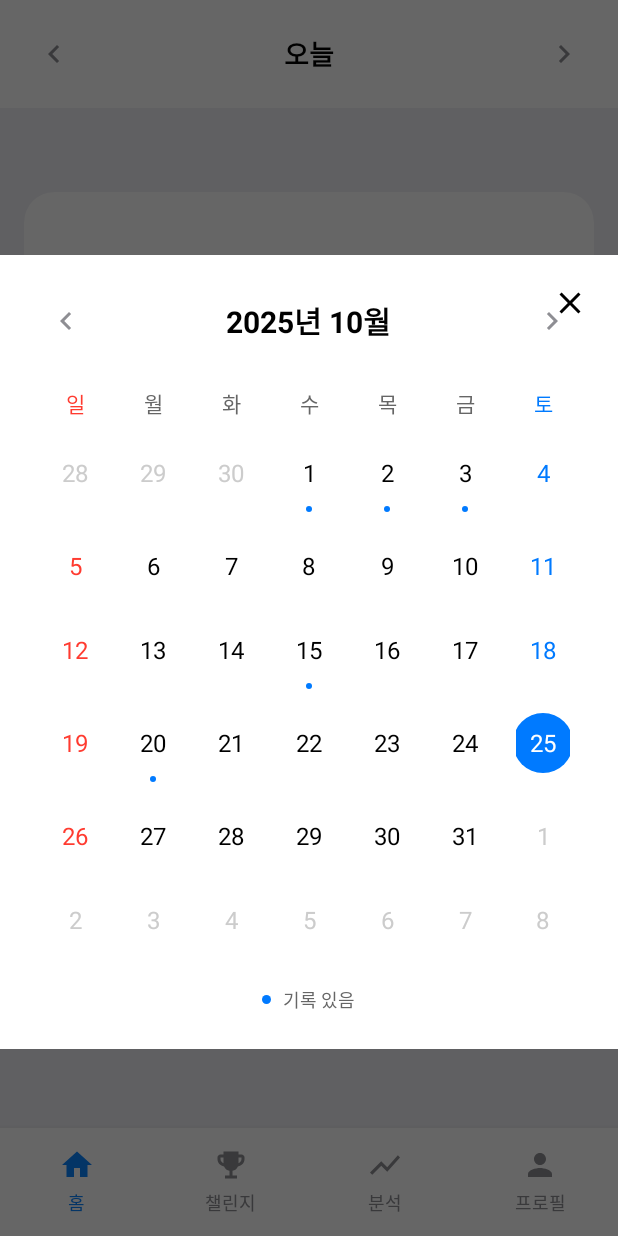
After one commit to lukehemmin/AI_DIET_APP, an Android app: the fragment CalendarDialog placed in its activity, on a phone screen of 412 x 824 dp. The commit adds this screen. Run offline under Robolectric (Android 15) with nearby library versions, the phone set to English and light mode, and no system bars.

Commit message:
feat: 날짜 네비게이션 및 달력 다이얼로그 구현
- CalendarDialog로 월별 달력 표시 및 날짜 선택 기능
- 이전/다음 날짜 이동 버튼과 오늘로 이동 기능
- 날짜 텍스트 길게 누르면 달력 다이얼로그 표시
- 기록 있는 날짜에 파란색 점으로 시각적 표시
- 요일별 색상 구분 (일/토 색상 강조) 및 오늘 하이라이트
- 한국어 날짜 포맷팅으로 현지화 개선

Resolves #날짜_네비게이션_기능

```diff
--- /dev/null
+++ b/app/src/main/java/com/lukehemmin/ai_diet_app/CalendarDialog.java
@@ -0,0 +1,256 @@
+package com.lukehemmin.ai_diet_app;
+
+import android.app.Dialog;
+import android.graphics.Color;
+import android.graphics.drawable.ColorDrawable;
+import android.os.Bundle;
+import android.view.LayoutInflater;
+import android.view.View;
+import android.view.ViewGroup;
+import android.widget.ImageButton;
+import android.widget.LinearLayout;
+import android.widget.TextView;
+
+import androidx.annotation.NonNull;
+import androidx.annotation.Nullable;
+import androidx.fragment.app.DialogFragment;
+
+import java.text.SimpleDateFormat;
+import java.util.Calendar;
+import java.util.HashSet;
+import java.util.Locale;
+import java.util.Set;
+
+public class CalendarDialog extends DialogFragment {
+
+    private TextView tvMonthYear;
+    private LinearLayout calendarGrid;
+    private Calendar currentCalendar;
+    private Calendar today;
+
+    // 테스트: 기록이 있는 날짜들 (나중에 DB에서 가져올 예정)
+    private Set<String> datesWithRecords = new HashSet<>();
+
+    // 날짜 선택 리스너
+    public interface OnDateSelectedListener {
+        void onDateSelected(Calendar selectedDate);
+    }
+
+    private OnDateSelectedListener listener;
+
+    public void setOnDateSelectedListener(OnDateSelectedListener listener) {
+        this.listener = listener;
+    }
+
+    @Override
+    public void onCreate(@Nullable Bundle savedInstanceState) {
+        super.onCreate(savedInstanceState);
+        setStyle(DialogFragment.STYLE_NORMAL, android.R.style.Theme_Material_Light_Dialog);
+    }
+
+    @Nullable
+    @Override
+    public View onCreateView(@NonNull LayoutInflater inflater, @Nullable ViewGroup container, @Nullable Bundle savedInstanceState) {
+        View view = inflater.inflate(R.layout.dialog_calendar, container, false);
+
+        currentCalendar = Calendar.getInstance();
+        today = Calendar.getInstance();
+
+        // 테스트 데이터: 기록이 있는 날짜들
+        initTestData();
+
+        initViews(view);
+        setupListeners();
+        updateCalendar();
+
+        return view;
+    }
+
+    @Override
+    public void onStart() {
+        super.onStart();
+        Dialog dialog = getDialog();
+        if (dialog != null) {
+            // 다이얼로그 배경을 투명하게 설정
+            if (dialog.getWindow() != null) {
+                dialog.getWindow().setBackgroundDrawable(new ColorDrawable(Color.TRANSPARENT));
+                dialog.getWindow().setLayout(
+                        ViewGroup.LayoutParams.MATCH_PARENT,
+                        ViewGroup.LayoutParams.WRAP_CONTENT
+                );
+            }
+        }
+    }
+
+    private void initTestData() {
+        // 테스트: 몇 개의 날짜에 기록이 있다고 가정
+        Calendar testCal = Calendar.getInstance();
+        SimpleDateFormat sdf = new SimpleDateFormat("yyyy-MM-dd", Locale.getDefault());
+
+        // 10월 1, 2, 3, 15, 20일에 기록이 있다고 가정
+        testCal.set(2025, Calendar.OCTOBER, 1);
+        datesWithRecords.add(sdf.format(testCal.getTime()));
+
+        testCal.set(2025, Calendar.OCTOBER, 2);
+        datesWithRecords.add(sdf.format(testCal.getTime()));
+
+        testCal.set(2025, Calendar.OCTOBER, 3);
+        datesWithRecords.add(sdf.format(testCal.getTime()));
+
+        testCal.set(2025, Calendar.OCTOBER, 15);
+        datesWithRecords.add(sdf.format(testCal.getTime()));
+
+        testCal.set(2025, Calendar.OCTOBER, 20);
+        datesWithRecords.add(sdf.format(testCal.getTime()));
+    }
+
+    private void initViews(View view) {
+        tvMonthYear = view.findViewById(R.id.tvMonthYear);
+        calendarGrid = view.findViewById(R.id.calendarGrid);
+
+        ImageButton btnPrevMonth = view.findViewById(R.id.btnPrevMonth);
+        ImageButton btnNextMonth = view.findViewById(R.id.btnNextMonth);
+        ImageButton btnClose = view.findViewById(R.id.btnClose);
+
+        btnPrevMonth.setOnClickListener(v -> {
+            currentCalendar.add(Calendar.MONTH, -1);
+            updateCalendar();
+        });
+
+        btnNextMonth.setOnClickListener(v -> {
+            currentCalendar.add(Calendar.MONTH, 1);
+            updateCalendar();
+        });
+
+        btnClose.setOnClickListener(v -> dismiss());
+    }
+
+    private void setupListeners() {
+        // 리스너는 날짜 클릭 시 처리
+    }
+
+    private void updateCalendar() {
+        // 월/년 표시 업데이트
+        SimpleDateFormat monthYearFormat = new SimpleDateFormat("yyyy년 M월", Locale.KOREAN);
+        tvMonthYear.setText(monthYearFormat.format(currentCalendar.getTime()));
+
+        // 기존 날짜 그리드 초기화
+        calendarGrid.removeAllViews();
+
+        // 달력 그리드 생성
+        generateCalendarGrid();
+    }
+
+    private void generateCalendarGrid() {
+        Calendar cal = (Calendar) currentCalendar.clone();
+        cal.set(Calendar.DAY_OF_MONTH, 1);
+
+        int firstDayOfWeek = cal.get(Calendar.DAY_OF_WEEK); // 1 = 일요일
+        int daysInMonth = cal.getActualMaximum(Calendar.DAY_OF_MONTH);
+
+        // 이전 달로 이동하여 마지막 날 가져오기
+        Calendar prevMonth = (Calendar) cal.clone();
+        prevMonth.add(Calendar.MONTH, -1);
+        int daysInPrevMonth = prevMonth.getActualMaximum(Calendar.DAY_OF_MONTH);
+
+        // 총 6주 (42일) 표시
+        int totalCells = 42;
+        int currentDay = 1;
+        int nextMonthDay = 1;
+
+        SimpleDateFormat sdf = new SimpleDateFormat("yyyy-MM-dd", Locale.getDefault());
+
+        for (int week = 0; week < 6; week++) {
+            LinearLayout weekRow = new LinearLayout(requireContext());
+            weekRow.setLayoutParams(new LinearLayout.LayoutParams(
+                    LinearLayout.LayoutParams.MATCH_PARENT,
+                    LinearLayout.LayoutParams.WRAP_CONTENT
+            ));
+            weekRow.setOrientation(LinearLayout.HORIZONTAL);
+
+            for (int day = 0; day < 7; day++) {
+                int cellIndex = week * 7 + day;
+
+                View dayView = LayoutInflater.from(requireContext())
+                        .inflate(R.layout.item_calendar_day, weekRow, false);
+
+                TextView tvDay = dayView.findViewById(R.id.tvDay);
+                View vRecordIndicator = dayView.findViewById(R.id.vRecordIndicator);
+
+                int displayDay;
+                boolean isCurrentMonth = false;
+                boolean isToday = false;
+                Calendar cellCalendar = Calendar.getInstance();
+
+                // 이전 달 날짜
+                if (cellIndex < firstDayOfWeek - 1) {
+                    displayDay = daysInPrevMonth - (firstDayOfWeek - 2 - cellIndex);
+                    cellCalendar.set(prevMonth.get(Calendar.YEAR),
+                            prevMonth.get(Calendar.MONTH),
+                            displayDay);
+                    tvDay.setTextColor(Color.parseColor("#CCCCCC"));
+                }
+                // 현재 달 날짜
+                else if (currentDay <= daysInMonth) {
+                    displayDay = currentDay;
+                    cellCalendar.set(cal.get(Calendar.YEAR),
+                            cal.get(Calendar.MONTH),
+                            displayDay);
+                    isCurrentMonth = true;
+
+                    // 오늘인지 확인
+                    if (cal.get(Calendar.YEAR) == today.get(Calendar.YEAR) &&
+                            cal.get(Calendar.MONTH) == today.get(Calendar.MONTH) &&
+                            displayDay == today.get(Calendar.DAY_OF_MONTH)) {
+                        isToday = true;
+                        tvDay.setBackgroundResource(R.drawable.bg_calendar_today);
+                        tvDay.setTextColor(Color.WHITE);
+                    } else {
+                        // 요일별 색상 적용
+                        if (day == 0) { // 일요일
+                            tvDay.setTextColor(Color.parseColor("#FF3B30"));
+                        } else if (day == 6) { // 토요일
+                            tvDay.setTextColor(Color.parseColor("#007AFF"));
+                        } else {
+                            tvDay.setTextColor(Color.BLACK);
+                        }
+                    }
+
+                    currentDay++;
+                }
+                // 다음 달 날짜
+                else {
+                    displayDay = nextMonthDay;
+                    Calendar nextMonth = (Calendar) cal.clone();
+                    nextMonth.add(Calendar.MONTH, 1);
+                    cellCalendar.set(nextMonth.get(Calendar.YEAR),
+                            nextMonth.get(Calendar.MONTH),
+                            displayDay);
+                    tvDay.setTextColor(Color.parseColor("#CCCCCC"));
+                    nextMonthDay++;
+                }
+
+                tvDay.setText(String.valueOf(displayDay));
+
+                // 기록 표시 확인
+                String dateKey = sdf.format(cellCalendar.getTime());
+                if (datesWithRecords.contains(dateKey)) {
+                    vRecordIndicator.setVisibility(View.VISIBLE);
+                }
+
+                // 날짜 클릭 리스너
+                final Calendar finalCellCalendar = (Calendar) cellCalendar.clone();
+                dayView.setOnClickListener(v -> {
+                    if (listener != null) {
+                        listener.onDateSelected(finalCellCalendar);
+                    }
+                    dismiss();
+                });
+
+                weekRow.addView(dayView);
+            }
+
+            calendarGrid.addView(weekRow);
+        }
+    }
+}
--- a/app/src/main/java/com/lukehemmin/ai_diet_app/MainActivity.java
+++ b/app/src/main/java/com/lukehemmin/ai_diet_app/MainActivity.java
@@ -34,6 +34,9 @@ public class MainActivity extends AppCompatActivity {
     // 데이터 상태 (테스트용)
     private boolean hasData = false; // 기본값: 빈 상태
 
+    // 날짜 관리
+    private Calendar selectedDate;
+
     // 이미지 선택을 위한 ActivityResultLauncher
     private ActivityResultLauncher<Intent> imagePickerLauncher;
 
@@ -53,10 +56,13 @@ public class MainActivity extends AppCompatActivity {
             return insets;
         });
 
+        selectedDate = Calendar.getInstance(); // 오늘 날짜로 초기화
+
         setupImagePicker();
         setupFoodAnalysisLauncher();
         initViews();
         setupListeners();
+        setupDateClickListeners();
         updateUI();
     }
 
@@ -110,11 +116,13 @@ public class MainActivity extends AppCompatActivity {
         ImageButton btnNextDay = findViewById(R.id.btnNextDay);
 
         btnPrevDay.setOnClickListener(v -> {
-            Toast.makeText(this, "이전 날짜", Toast.LENGTH_SHORT).show();
+            selectedDate.add(Calendar.DAY_OF_MONTH, -1);
+            updateUI();
         });
 
         btnNextDay.setOnClickListener(v -> {
-            Toast.makeText(this, "다음 날짜", Toast.LENGTH_SHORT).show();
+            selectedDate.add(Calendar.DAY_OF_MONTH, 1);
+            updateUI();
         });
 
         // 사진 추가 버튼 (빈 상태)
@@ -166,23 +174,37 @@ public class MainActivity extends AppCompatActivity {
     }
 
     private void updateUI() {
+        // 날짜 표시 업데이트
+        updateDateDisplay();
+
         // 데이터 유무에 따라 UI 전환
         if (hasData) {
             // 데이터가 있을 때
             emptyStateLayout.setVisibility(View.GONE);
             dataStateLayout.setVisibility(View.VISIBLE);
-            tvDate.setText("10월 2일 목요일");
         } else {
             // 데이터가 없을 때
             emptyStateLayout.setVisibility(View.VISIBLE);
             dataStateLayout.setVisibility(View.GONE);
-            tvDate.setText("오늘");
 
-            // 빈 상태 메시지에 오늘 날짜 표시
-            String formattedDate = getCurrentDateString();
+            // 빈 상태 메시지에 선택된 날짜 표시
+            String formattedDate = getFormattedDate(selectedDate);
             String message = getString(R.string.no_record_message, formattedDate);
             tvEmptyMessage.setText(message);
         }
+    }
+
+    private void updateDateDisplay() {
+        if (isToday(selectedDate)) {
+            tvDate.setText("오늘");
+        } else {
+            tvDate.setText(getFormattedDate(selectedDate));
+        }
+    }
+
+    private String getFormattedDate(Calendar calendar) {
+        SimpleDateFormat dateFormat = new SimpleDateFormat("M월 d일 EEEE", Locale.KOREAN);
+        return dateFormat.format(calendar.getTime());
     }
 
     private String getCurrentDateString() {
@@ -209,4 +231,37 @@ public class MainActivity extends AppCompatActivity {
         intent.putExtra("meal_time", mealTime);
         foodAnalysisLauncher.launch(intent);
     }
+
+    private void setupDateClickListeners() {
+        // 날짜 텍스트 길게 누르면 달력 표시
+        tvDate.setOnLongClickListener(v -> {
+            showCalendarDialog();
+            return true;
+        });
+
+        // 날짜 텍스트 클릭 시 오늘로 이동
+        tvDate.setOnClickListener(v -> {
+            if (!isToday(selectedDate)) {
+                selectedDate = Calendar.getInstance();
+                updateUI();
+                Toast.makeText(this, "오늘 날짜로 이동했습니다", Toast.LENGTH_SHORT).show();
+            }
+        });
+    }
+
+    private void showCalendarDialog() {
+        CalendarDialog calendarDialog = new CalendarDialog();
+        calendarDialog.setOnDateSelectedListener(selectedDate -> {
+            this.selectedDate = (Calendar) selectedDate.clone();
+            updateUI();
+        });
+        calendarDialog.show(getSupportFragmentManager(), "CalendarDialog");
+    }
+
+    private boolean isToday(Calendar date) {
+        Calendar today = Calendar.getInstance();
+        return date.get(Calendar.YEAR) == today.get(Calendar.YEAR) &&
+                date.get(Calendar.MONTH) == today.get(Calendar.MONTH) &&
+                date.get(Calendar.DAY_OF_MONTH) == today.get(Calendar.DAY_OF_MONTH);
+    }
 }
--- /dev/null
+++ b/app/src/main/res/drawable/bg_calendar_today.xml
@@ -0,0 +1,6 @@
+<?xml version="1.0" encoding="utf-8"?>
+<shape xmlns:android="http://schemas.android.com/apk/res/android"
+    android:shape="oval">
+    <solid android:color="#007AFF" />
+    <size android:width="40dp" android:height="40dp" />
+</shape>
--- /dev/null
+++ b/app/src/main/res/drawable/bg_record_dot.xml
@@ -0,0 +1,6 @@
+<?xml version="1.0" encoding="utf-8"?>
+<shape xmlns:android="http://schemas.android.com/apk/res/android"
+    android:shape="oval">
+    <solid android:color="#007AFF" />
+    <size android:width="4dp" android:height="4dp" />
+</shape>
--- /dev/null
+++ b/app/src/main/res/drawable/ic_close.xml
@@ -0,0 +1,9 @@
+<vector xmlns:android="http://schemas.android.com/apk/res/android"
+    android:width="24dp"
+    android:height="24dp"
+    android:viewportWidth="24"
+    android:viewportHeight="24">
+    <path
+        android:fillColor="#000000"
+        android:pathData="M19,6.41L17.59,5 12,10.59 6.41,5 5,6.41 10.59,12 5,17.59 6.41,19 12,13.41 17.59,19 19,17.59 13.41,12z"/>
+</vector>
--- /dev/null
+++ b/app/src/main/res/layout/dialog_calendar.xml
@@ -0,0 +1,163 @@
+<?xml version="1.0" encoding="utf-8"?>
+<LinearLayout xmlns:android="http://schemas.android.com/apk/res/android"
+    android:layout_width="match_parent"
+    android:layout_height="wrap_content"
+    android:orientation="vertical"
+    android:background="@android:color/white"
+    android:padding="24dp">
+
+    <!-- 상단 헤더 -->
+    <RelativeLayout
+        android:layout_width="match_parent"
+        android:layout_height="wrap_content"
+        android:layout_marginBottom="24dp">
+
+        <!-- 이전 달 버튼 -->
+        <ImageButton
+            android:id="@+id/btnPrevMonth"
+            android:layout_width="40dp"
+            android:layout_height="40dp"
+            android:layout_alignParentStart="true"
+            android:layout_centerVertical="true"
+            android:background="?attr/selectableItemBackgroundBorderless"
+            android:src="@drawable/ic_arrow_left"
+            android:contentDescription="이전 달" />
+
+        <!-- 월/년 표시 -->
+        <TextView
+            android:id="@+id/tvMonthYear"
+            android:layout_width="wrap_content"
+            android:layout_height="wrap_content"
+            android:layout_centerInParent="true"
+            android:text="2025년 10월"
+            android:textColor="@android:color/black"
+            android:textSize="20sp"
+            android:textStyle="bold" />
+
+        <!-- 다음 달 버튼 -->
+        <ImageButton
+            android:id="@+id/btnNextMonth"
+            android:layout_width="40dp"
+            android:layout_height="40dp"
+            android:layout_alignParentEnd="true"
+            android:layout_centerVertical="true"
+            android:background="?attr/selectableItemBackgroundBorderless"
+            android:src="@drawable/ic_arrow_right"
+            android:contentDescription="다음 달" />
+
+        <!-- 닫기 버튼 -->
+        <ImageButton
+            android:id="@+id/btnClose"
+            android:layout_width="40dp"
+            android:layout_height="40dp"
+            android:layout_alignParentEnd="true"
+            android:layout_alignParentTop="true"
+            android:layout_marginTop="-12dp"
+            android:layout_marginEnd="-12dp"
+            android:background="?attr/selectableItemBackgroundBorderless"
+            android:src="@drawable/ic_close"
+            android:contentDescription="닫기" />
+    </RelativeLayout>
+
+    <!-- 요일 헤더 -->
+    <LinearLayout
+        android:layout_width="match_parent"
+        android:layout_height="wrap_content"
+        android:orientation="horizontal"
+        android:layout_marginBottom="8dp">
+
+        <TextView
+            android:layout_width="0dp"
+            android:layout_height="wrap_content"
+            android:layout_weight="1"
+            android:text="일"
+            android:textColor="#FF3B30"
+            android:textSize="14sp"
+            android:gravity="center" />
+
+        <TextView
+            android:layout_width="0dp"
+            android:layout_height="wrap_content"
+            android:layout_weight="1"
+            android:text="월"
+            android:textColor="#666666"
+            android:textSize="14sp"
+            android:gravity="center" />
+
+        <TextView
+            android:layout_width="0dp"
+            android:layout_height="wrap_content"
+            android:layout_weight="1"
+            android:text="화"
+            android:textColor="#666666"
+            android:textSize="14sp"
+            android:gravity="center" />
+
+        <TextView
+            android:layout_width="0dp"
+            android:layout_height="wrap_content"
+            android:layout_weight="1"
+            android:text="수"
+            android:textColor="#666666"
+            android:textSize="14sp"
+            android:gravity="center" />
+
+        <TextView
+            android:layout_width="0dp"
+            android:layout_height="wrap_content"
+            android:layout_weight="1"
+            android:text="목"
+            android:textColor="#666666"
+            android:textSize="14sp"
+            android:gravity="center" />
+
+        <TextView
+            android:layout_width="0dp"
+            android:layout_height="wrap_content"
+            android:layout_weight="1"
+            android:text="금"
+            android:textColor="#666666"
+            android:textSize="14sp"
+            android:gravity="center" />
+
+        <TextView
+            android:layout_width="0dp"
+            android:layout_height="wrap_content"
+            android:layout_weight="1"
+            android:text="토"
+            android:textColor="#007AFF"
+            android:textSize="14sp"
+            android:gravity="center" />
+    </LinearLayout>
+
+    <!-- 날짜 그리드 (동적으로 생성) -->
+    <LinearLayout
+        android:id="@+id/calendarGrid"
+        android:layout_width="match_parent"
+        android:layout_height="wrap_content"
+        android:orientation="vertical" />
+
+    <!-- 하단 범례 -->
+    <LinearLayout
+        android:layout_width="wrap_content"
+        android:layout_height="wrap_content"
+        android:layout_gravity="center"
+        android:layout_marginTop="16dp"
+        android:orientation="horizontal"
+        android:gravity="center_vertical">
+
+        <View
+            android:layout_width="6dp"
+            android:layout_height="6dp"
+            android:background="@drawable/bg_record_dot" />
+
+        <TextView
+            android:layout_width="wrap_content"
+            android:layout_height="wrap_content"
+            android:layout_marginStart="8dp"
+            android:text="기록 있음"
+            android:textColor="#666666"
+            android:textSize="12sp" />
+    </LinearLayout>
+
+</LinearLayout>
--- /dev/null
+++ b/app/src/main/res/layout/item_calendar_day.xml
@@ -0,0 +1,28 @@
+<?xml version="1.0" encoding="utf-8"?>
+<LinearLayout xmlns:android="http://schemas.android.com/apk/res/android"
+    android:layout_width="0dp"
+    android:layout_height="wrap_content"
+    android:layout_weight="1"
+    android:orientation="vertical"
+    android:gravity="center"
+    android:padding="8dp">
+
+    <!-- 날짜 텍스트 -->
+    <TextView
+        android:id="@+id/tvDay"
+        android:layout_width="40dp"
+        android:layout_height="40dp"
+        android:gravity="center"
+        android:textSize="16sp"
+        android:textColor="@android:color/black" />
+
+    <!-- 기록 있음 표시 (파란 점) -->
+    <View
+        android:id="@+id/vRecordIndicator"
+        android:layout_width="4dp"
+        android:layout_height="4dp"
+        android:layout_marginTop="2dp"
+        android:background="@drawable/bg_record_dot"
+        android:visibility="gone" />
+
+</LinearLayout>
```
